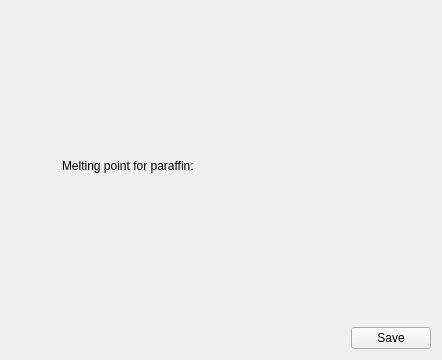
This is HimalayaMain/Gui/Components/Settings/Forms/SystemSetupSettingsWidget.ui in Liyezhong/Master as Qt 5 draws it before an edit. The edited form follows.
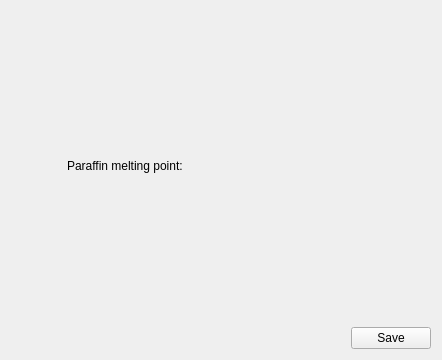
This is the edited form. Custom widgets are drawn as their Qt base class.

Commit message: Fixed:Him-1385 The number of Casettes since change isn't updated after program is finished

Diff of the .ui file:
```diff
--- a/HimalayaMain/Gui/Components/Settings/Forms/SystemSetupSettingsWidget.ui
+++ b/HimalayaMain/Gui/Components/Settings/Forms/SystemSetupSettingsWidget.ui
@@ -43,7 +43,7 @@
    <item row="1" column="1">
     <widget class="QLabel" name="labelSpeed">
      <property name="text">
-      <string>Melting point for paraffin:</string>
+      <string>Paraffin melting point:</string>
      </property>
     </widget>
    </item>
```
The commit also changes 1 other file.
